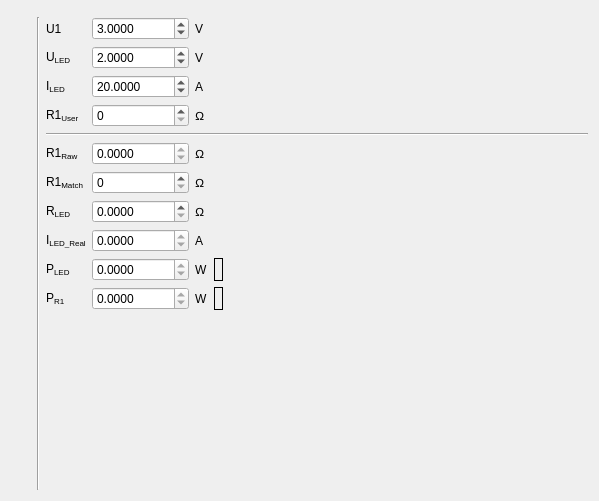
This is src/sheets/led.ui in maxses/vodi as Qt 5 draws it before an edit. The edited form follows.
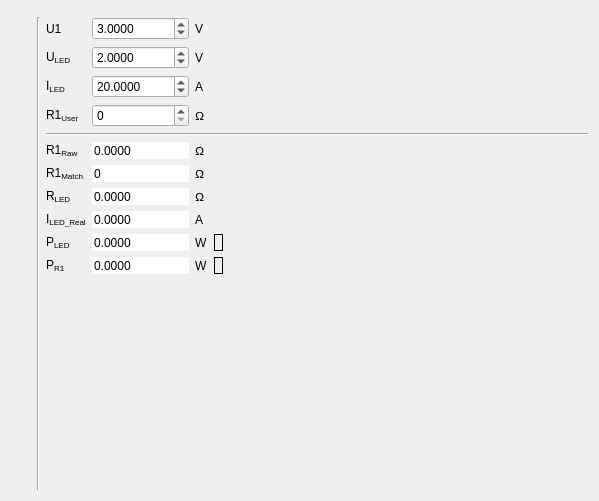
This is the edited form. Icons and pictures are not drawn.

```diff
--- a/src/sheets/led.ui
+++ b/src/sheets/led.ui
@@ -56,6 +56,15 @@
    </item>
    <item row="7" column="3">
     <widget class="QDoubleSpinBox" name="spinR1Match">
+     <property name="frame">
+      <bool>false</bool>
+     </property>
+     <property name="readOnly">
+      <bool>true</bool>
+     </property>
+     <property name="buttonSymbols">
+      <enum>QAbstractSpinBox::ButtonSymbols::NoButtons</enum>
+     </property>
      <property name="decimals">
       <number>0</number>
      </property>
@@ -97,6 +106,15 @@
    </item>
    <item row="8" column="3">
     <widget class="QDoubleSpinBox" name="spinRLed">
+     <property name="frame">
+      <bool>false</bool>
+     </property>
+     <property name="readOnly">
+      <bool>true</bool>
+     </property>
+     <property name="buttonSymbols">
+      <enum>QAbstractSpinBox::ButtonSymbols::NoButtons</enum>
+     </property>
      <property name="decimals">
       <number>4</number>
      </property>
@@ -209,9 +227,15 @@
    </item>
    <item row="9" column="3">
     <widget class="QDoubleSpinBox" name="spinILedReal">
+     <property name="frame">
+      <bool>false</bool>
+     </property>
      <property name="readOnly">
       <bool>true</bool>
      </property>
+     <property name="buttonSymbols">
+      <enum>QAbstractSpinBox::ButtonSymbols::NoButtons</enum>
+     </property>
      <property name="decimals">
       <number>4</number>
      </property>
@@ -234,10 +258,16 @@
     </widget>
    </item>
    <item row="10" column="3">
-    <widget class="QDoubleSpinBox" name="spinPowerLed">
+    <widget class="QDoubleSpinBox" name="spinPLed">
+     <property name="frame">
+      <bool>false</bool>
+     </property>
      <property name="readOnly">
       <bool>true</bool>
      </property>
+     <property name="buttonSymbols">
+      <enum>QAbstractSpinBox::ButtonSymbols::NoButtons</enum>
+     </property>
      <property name="decimals">
       <number>4</number>
      </property>
@@ -277,10 +307,16 @@
     </widget>
    </item>
    <item row="11" column="3">
-    <widget class="QDoubleSpinBox" name="spinPowerR1">
+    <widget class="QDoubleSpinBox" name="spinPR1">
+     <property name="frame">
+      <bool>false</bool>
+     </property>
      <property name="readOnly">
       <bool>true</bool>
      </property>
+     <property name="buttonSymbols">
+      <enum>QAbstractSpinBox::ButtonSymbols::NoButtons</enum>
+     </property>
      <property name="decimals">
       <number>4</number>
      </property>
@@ -318,9 +354,15 @@
    </item>
    <item row="6" column="3">
     <widget class="QDoubleSpinBox" name="spinR1">
+     <property name="frame">
+      <bool>false</bool>
+     </property>
      <property name="readOnly">
       <bool>true</bool>
      </property>
+     <property name="buttonSymbols">
+      <enum>QAbstractSpinBox::ButtonSymbols::NoButtons</enum>
+     </property>
      <property name="decimals">
       <number>4</number>
      </property>
```
Left out of the diff: 4 changed lines with no effect on the pictures.
